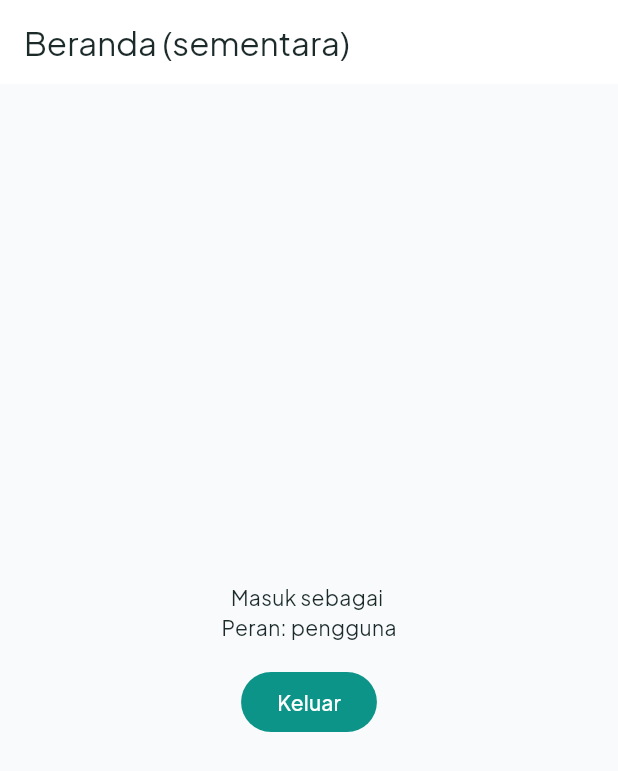
After one commit to cntoaprilhalawa-tech/pinangmate, a Flutter app: the screen it shows once a user with an empty profile is signed in, after a tap on "Keluar", on a phone screen of 412 x 824 dp. The commit adds this screen. Shown: the top 771 px of the screen. Run offline on Flutter 3.47's test engine with Material 3 defaults, Android fonts, the phone set to English and light mode, and no system bars; our stand-ins replace cloud_firestore, firebase_auth, firebase_core, go_router, google_fonts; accounts and stored records are empty.

Commit message:
auth: login, daftar, reset kata sandi, validasi form

```diff
--- a/lib/app/router.dart
+++ b/lib/app/router.dart
@@ -1,5 +1,9 @@
 import 'package:flutter/material.dart';
 import 'package:go_router/go_router.dart';
+
+import '../ui/auth/auth_view_model.dart';
+import '../ui/auth/login_page.dart';
+import '../ui/home/home_temp_page.dart';
 
 class PlaceholderPage extends StatelessWidget {
   final String title;
@@ -12,19 +16,58 @@ class PlaceholderPage extends StatelessWidget {
       );
 }
 
-final appRouter = GoRouter(
-  initialLocation: '/login',
-  routes: [
-    GoRoute(path: '/login', builder: (c, s) => const PlaceholderPage('Login / Registrasi')),
-    GoRoute(path: '/', builder: (c, s) => const PlaceholderPage('Beranda')),
-    GoRoute(path: '/kategori/:jenis', builder: (c, s) => PlaceholderPage('Daftar ${s.pathParameters['jenis']}')),
-    GoRoute(path: '/item/:id', builder: (c, s) => PlaceholderPage('Detail ${s.pathParameters['id']}')),
-    GoRoute(path: '/beri-nilai/:id', builder: (c, s) => const PlaceholderPage('Beri Nilai')),
-    GoRoute(path: '/rencana', builder: (c, s) => const PlaceholderPage('Form Paket Rencana')),
-    GoRoute(path: '/rencana/hasil', builder: (c, s) => const PlaceholderPage('Hasil Itinerary')),
-    GoRoute(path: '/wishlist', builder: (c, s) => const PlaceholderPage('Wishlist')),
-    GoRoute(path: '/akun', builder: (c, s) => const PlaceholderPage('Akun')),
-    GoRoute(path: '/admin', builder: (c, s) => const PlaceholderPage('Admin')),
-    GoRoute(path: '/admin/form', builder: (c, s) => const PlaceholderPage('Form Admin')),
-  ],
-);
+GoRouter createRouter(AuthViewModel auth) {
+  return GoRouter(
+    initialLocation: '/splash',
+    refreshListenable: auth,
+    redirect: (context, state) {
+      final loc = state.matchedLocation;
+      // Tunggu status login pertama diketahui.
+      if (!auth.ready) return loc == '/splash' ? null : '/splash';
+      if (loc == '/splash') return auth.loggedIn ? '/' : '/login';
+      if (auth.loggedIn && loc == '/login') return '/';
+      // Sementara: beranda hanya untuk yang login. Nanti tamu boleh masuk.
+      if (!auth.loggedIn && loc == '/') return '/login';
+      return null;
+    },
+    routes: [
+      GoRoute(
+        path: '/splash',
+        builder: (c, s) =>
+            const Scaffold(body: Center(child: CircularProgressIndicator())),
+      ),
+      GoRoute(path: '/login', builder: (c, s) => const LoginPage()),
+      GoRoute(path: '/', builder: (c, s) => const HomeTempPage()),
+      GoRoute(
+        path: '/kategori/:jenis',
+        builder: (c, s) => PlaceholderPage('Daftar ${s.pathParameters['jenis']}'),
+      ),
+      GoRoute(
+        path: '/item/:id',
+        builder: (c, s) => PlaceholderPage('Detail ${s.pathParameters['id']}'),
+      ),
+      GoRoute(
+        path: '/beri-nilai/:id',
+        builder: (c, s) => const PlaceholderPage('Beri Nilai'),
+      ),
+      GoRoute(
+        path: '/rencana',
+        builder: (c, s) => const PlaceholderPage('Form Paket Rencana'),
+      ),
+      GoRoute(
+        path: '/rencana/hasil',
+        builder: (c, s) => const PlaceholderPage('Hasil Itinerary'),
+      ),
+      GoRoute(
+        path: '/wishlist',
+        builder: (c, s) => const PlaceholderPage('Wishlist'),
+      ),
+      GoRoute(path: '/akun', builder: (c, s) => const PlaceholderPage('Akun')),
+      GoRoute(path: '/admin', builder: (c, s) => const PlaceholderPage('Admin')),
+      GoRoute(
+        path: '/admin/form',
+        builder: (c, s) => const PlaceholderPage('Form Admin'),
+      ),
+    ],
+  );
+}
--- /dev/null
+++ b/lib/data/repositories/auth_repository.dart
@@ -0,0 +1,45 @@
+import 'package:cloud_firestore/cloud_firestore.dart';
+import 'package:firebase_auth/firebase_auth.dart';
+
+class AuthRepository {
+  AuthRepository({FirebaseAuth? auth, FirebaseFirestore? db})
+      : _auth = auth ?? FirebaseAuth.instance,
+        _db = db ?? FirebaseFirestore.instance;
+
+  final FirebaseAuth _auth;
+  final FirebaseFirestore _db;
+
+  Stream<User?> get authChanges => _auth.authStateChanges();
+  User? get currentUser => _auth.currentUser;
+
+  Future<void> register({
+    required String nama,
+    required String email,
+    required String password,
+  }) async {
+    final cred = await _auth.createUserWithEmailAndPassword(
+      email: email,
+      password: password,
+    );
+    await cred.user!.updateDisplayName(nama);
+    await _db.collection('users').doc(cred.user!.uid).set({
+      'nama': nama,
+      'email': email,
+      'role': 'user',
+      'createdAt': FieldValue.serverTimestamp(),
+    });
+  }
+
+  Future<void> login({required String email, required String password}) =>
+      _auth.signInWithEmailAndPassword(email: email, password: password);
+
+  Future<void> resetPassword(String email) =>
+      _auth.sendPasswordResetEmail(email: email);
+
+  Future<void> logout() => _auth.signOut();
+
+  Future<bool> isAdmin(String uid) async {
+    final doc = await _db.collection('users').doc(uid).get();
+    return doc.data()?['role'] == 'admin';
+  }
+}
--- a/lib/main.dart
+++ b/lib/main.dart
@@ -1,7 +1,12 @@
 import 'package:firebase_core/firebase_core.dart';
 import 'package:flutter/material.dart';
+import 'package:go_router/go_router.dart';
+import 'package:provider/provider.dart';
+
 import 'app/router.dart';
+import 'data/repositories/auth_repository.dart';
 import 'firebase_options.dart';
+import 'ui/auth/auth_view_model.dart';
 import 'ui/core/app_theme.dart';
 
 Future<void> main() async {
@@ -9,11 +14,25 @@ Future<void> main() async {
   await Firebase.initializeApp(
     options: DefaultFirebaseOptions.currentPlatform,
   );
-  runApp(const PinangMateApp());
+
+  final authRepo = AuthRepository();
+  final authVm = AuthViewModel(authRepo);
+
+  runApp(
+    MultiProvider(
+      providers: [
+        Provider<AuthRepository>.value(value: authRepo),
+        ChangeNotifierProvider<AuthViewModel>.value(value: authVm),
+      ],
+      child: PinangMateApp(router: createRouter(authVm)),
+    ),
+  );
 }
 
 class PinangMateApp extends StatelessWidget {
-  const PinangMateApp({super.key});
+  const PinangMateApp({super.key, required this.router});
+
+  final GoRouter router;
 
   @override
   Widget build(BuildContext context) {
@@ -22,7 +41,7 @@ class PinangMateApp extends StatelessWidget {
       theme: AppTheme.light,
       darkTheme: AppTheme.dark,
       themeMode: ThemeMode.system,
-      routerConfig: appRouter,
+      routerConfig: router,
     );
   }
 }
--- /dev/null
+++ b/lib/ui/auth/auth_view_model.dart
@@ -0,0 +1,104 @@
+import 'dart:async';
+
+import 'package:firebase_auth/firebase_auth.dart';
+import 'package:flutter/foundation.dart';
+
+import '../../data/repositories/auth_repository.dart';
+
+enum AuthStatus { idle, loading, error }
+
+class AuthViewModel extends ChangeNotifier {
+  AuthViewModel(this._repo) {
+    _sub = _repo.authChanges.listen(_onAuthChanged);
+  }
+
+  final AuthRepository _repo;
+  StreamSubscription<User?>? _sub;
+
+  User? user;
+  bool isAdmin = false;
+  bool ready = false; // true setelah status login pertama diketahui
+  AuthStatus status = AuthStatus.idle;
+  String? error;
+
+  bool get loggedIn => user != null;
+  bool get loading => status == AuthStatus.loading;
+
+  Future<void> _onAuthChanged(User? u) async {
+    user = u;
+    isAdmin = false;
+    if (u != null) {
+      try {
+        isAdmin = await _repo.isAdmin(u.uid);
+      } catch (_) {
+        isAdmin = false;
+      }
+    }
+    ready = true;
+    notifyListeners();
+  }
+
+  Future<bool> login(String email, String password) =>
+      _run(() => _repo.login(email: email, password: password));
+
+  Future<bool> register(String nama, String email, String password) => _run(
+        () => _repo.register(nama: nama, email: email, password: password),
+      );
+
+  Future<bool> resetPassword(String email) =>
+      _run(() => _repo.resetPassword(email));
+
+  Future<void> logout() => _repo.logout();
+
+  void clearError() {
+    error = null;
+    status = AuthStatus.idle;
+    notifyListeners();
+  }
+
+  Future<bool> _run(Future<void> Function() action) async {
+    status = AuthStatus.loading;
+    error = null;
+    notifyListeners();
+    try {
+      await action();
+      status = AuthStatus.idle;
+      notifyListeners();
+      return true;
+    } on FirebaseAuthException catch (e) {
+      error = _pesan(e.code);
+    } catch (_) {
+      error = 'Terjadi kesalahan, coba lagi.';
+    }
+    status = AuthStatus.error;
+    notifyListeners();
+    return false;
+  }
+
+  String _pesan(String code) {
+    switch (code) {
+      case 'invalid-email':
+        return 'Format email tidak valid.';
+      case 'user-not-found':
+      case 'wrong-password':
+      case 'invalid-credential':
+        return 'Email atau kata sandi salah.';
+      case 'email-already-in-use':
+        return 'Email sudah terdaftar.';
+      case 'weak-password':
+        return 'Kata sandi terlalu lemah (minimal 6 karakter).';
+      case 'network-request-failed':
+        return 'Tidak ada koneksi internet.';
+      case 'too-many-requests':
+        return 'Terlalu banyak percobaan, coba lagi nanti.';
+      default:
+        return 'Terjadi kesalahan, coba lagi.';
+    }
+  }
+
+  @override
+  void dispose() {
+    _sub?.cancel();
+    super.dispose();
+  }
+}
--- /dev/null
+++ b/lib/ui/auth/login_page.dart
@@ -0,0 +1,357 @@
+import 'package:flutter/material.dart';
+import 'package:provider/provider.dart';
+
+import 'auth_view_model.dart';
+
+final _emailRe = RegExp(r'^[^@\s]+@[^@\s]+\.[^@\s]+$');
+
+String? _validateEmail(String? v) {
+  final s = v?.trim() ?? '';
+  if (s.isEmpty) return 'Email wajib diisi';
+  if (!_emailRe.hasMatch(s)) return 'Format email tidak valid';
+  return null;
+}
+
+String? _validatePassword(String? v) {
+  if (v == null || v.isEmpty) return 'Kata sandi wajib diisi';
+  if (v.length < 6) return 'Minimal 6 karakter';
+  return null;
+}
+
+class LoginPage extends StatelessWidget {
+  const LoginPage({super.key});
+
+  @override
+  Widget build(BuildContext context) {
+    final cs = Theme.of(context).colorScheme;
+    return DefaultTabController(
+      length: 2,
+      child: Scaffold(
+        body: SafeArea(
+          child: Center(
+            child: ConstrainedBox(
+              constraints: const BoxConstraints(maxWidth: 420),
+              child: Column(
+                children: [
+                  const SizedBox(height: 32),
+                  Text(
+                    'PinangMate',
+                    style: Theme.of(context).textTheme.headlineMedium?.copyWith(
+                          fontWeight: FontWeight.w800,
+                          color: cs.primary,
+                        ),
+                  ),
+                  const SizedBox(height: 24),
+                  TabBar(
+                    onTap: (_) => context.read<AuthViewModel>().clearError(),
+                    tabs: const [Tab(text: 'Masuk'), Tab(text: 'Daftar')],
+                  ),
+                  const Expanded(
+                    child: TabBarView(children: [_LoginForm(), _RegisterForm()]),
+                  ),
+                ],
+              ),
+            ),
+          ),
+        ),
+      ),
+    );
+  }
+}
+
+class _LoginForm extends StatefulWidget {
+  const _LoginForm();
+
+  @override
+  State<_LoginForm> createState() => _LoginFormState();
+}
+
+class _LoginFormState extends State<_LoginForm> {
+  final _key = GlobalKey<FormState>();
+  final _email = TextEditingController();
+  final _password = TextEditingController();
+  bool _hide = true;
+
+  @override
+  void dispose() {
+    _email.dispose();
+    _password.dispose();
+    super.dispose();
+  }
+
+  Future<void> _submit() async {
+    if (!_key.currentState!.validate()) return;
+    await context
+        .read<AuthViewModel>()
+        .login(_email.text.trim(), _password.text);
+  }
+
+  @override
+  Widget build(BuildContext context) {
+    final vm = context.watch<AuthViewModel>();
+    return ListView(
+      padding: const EdgeInsets.all(24),
+      children: [
+        Form(
+          key: _key,
+          child: Column(
+            children: [
+              TextFormField(
+                controller: _email,
+                keyboardType: TextInputType.emailAddress,
+                autofillHints: const [AutofillHints.email],
+                textInputAction: TextInputAction.next,
+                decoration: const InputDecoration(
+                  labelText: 'Email',
+                  prefixIcon: Icon(Icons.mail_outline),
+                  border: OutlineInputBorder(),
+                ),
+                validator: _validateEmail,
+              ),
+              const SizedBox(height: 16),
+              TextFormField(
+                controller: _password,
+                obscureText: _hide,
+                autofillHints: const [AutofillHints.password],
+                textInputAction: TextInputAction.done,
+                onFieldSubmitted: (_) => _submit(),
+                decoration: InputDecoration(
+                  labelText: 'Kata sandi',
+                  prefixIcon: const Icon(Icons.lock_outline),
+                  border: const OutlineInputBorder(),
+                  suffixIcon: IconButton(
+                    tooltip: _hide
+                        ? 'Tampilkan kata sandi'
+                        : 'Sembunyikan kata sandi',
+                    icon: Icon(_hide
+                        ? Icons.visibility_outlined
+                        : Icons.visibility_off_outlined),
+                    onPressed: () => setState(() => _hide = !_hide),
+                  ),
+                ),
+                validator: _validatePassword,
+              ),
+            ],
+          ),
+        ),
+        Align(
+          alignment: Alignment.centerRight,
+          child: TextButton(
+            onPressed: () => _showResetDialog(context, _email.text),
+            child: const Text('Lupa kata sandi?'),
+          ),
+        ),
+        if (vm.error != null) _ErrorBanner(vm.error!),
+        const SizedBox(height: 8),
+        FilledButton(
+          onPressed: vm.loading ? null : _submit,
+          child: vm.loading
+              ? const SizedBox(
+                  height: 20,
+                  width: 20,
+                  child: CircularProgressIndicator(strokeWidth: 2),
+                )
+              : const Text('Masuk'),
+        ),
+      ],
+    );
+  }
+}
+
+class _RegisterForm extends StatefulWidget {
+  const _RegisterForm();
+
+  @override
+  State<_RegisterForm> createState() => _RegisterFormState();
+}
+
+class _RegisterFormState extends State<_RegisterForm> {
+  final _key = GlobalKey<FormState>();
+  final _nama = TextEditingController();
+  final _email = TextEditingController();
+  final _password = TextEditingController();
+  final _confirm = TextEditingController();
+  bool _hide = true;
+
+  @override
+  void dispose() {
+    _nama.dispose();
+    _email.dispose();
+    _password.dispose();
+    _confirm.dispose();
+    super.dispose();
+  }
+
+  Future<void> _submit() async {
+    if (!_key.currentState!.validate()) return;
+    await context.read<AuthViewModel>().register(
+          _nama.text.trim(),
+          _email.text.trim(),
+          _password.text,
+        );
+  }
+
+  @override
+  Widget build(BuildContext context) {
+    final vm = context.watch<AuthViewModel>();
+    return ListView(
+      padding: const EdgeInsets.all(24),
+      children: [
+        Form(
+          key: _key,
+          child: Column(
+            children: [
+              TextFormField(
+                controller: _nama,
+                textCapitalization: TextCapitalization.words,
+                autofillHints: const [AutofillHints.name],
+                textInputAction: TextInputAction.next,
+                decoration: const InputDecoration(
+                  labelText: 'Nama',
+                  prefixIcon: Icon(Icons.person_outline),
+                  border: OutlineInputBorder(),
+                ),
+                validator: (v) => (v == null || v.trim().length < 2)
+                    ? 'Nama minimal 2 huruf'
+                    : null,
+              ),
+              const SizedBox(height: 16),
+              TextFormField(
+                controller: _email,
+                keyboardType: TextInputType.emailAddress,
+                autofillHints: const [AutofillHints.email],
+                textInputAction: TextInputAction.next,
+                decoration: const InputDecoration(
+                  labelText: 'Email',
+                  prefixIcon: Icon(Icons.mail_outline),
+                  border: OutlineInputBorder(),
+                ),
+                validator: _validateEmail,
+              ),
+              const SizedBox(height: 16),
+              TextFormField(
+                controller: _password,
+                obscureText: _hide,
+                autofillHints: const [AutofillHints.newPassword],
+                textInputAction: TextInputAction.next,
+                decoration: InputDecoration(
+                  labelText: 'Kata sandi',
+                  prefixIcon: const Icon(Icons.lock_outline),
+                  border: const OutlineInputBorder(),
+                  suffixIcon: IconButton(
+                    tooltip: _hide
+                        ? 'Tampilkan kata sandi'
+                        : 'Sembunyikan kata sandi',
+                    icon: Icon(_hide
+                        ? Icons.visibility_outlined
+                        : Icons.visibility_off_outlined),
+                    onPressed: () => setState(() => _hide = !_hide),
+                  ),
+                ),
+                validator: _validatePassword,
+              ),
+              const SizedBox(height: 16),
+              TextFormField(
+                controller: _confirm,
+                obscureText: _hide,
+                textInputAction: TextInputAction.done,
+                onFieldSubmitted: (_) => _submit(),
+                decoration: const InputDecoration(
+                  labelText: 'Ulangi kata sandi',
+                  prefixIcon: Icon(Icons.lock_outline),
+                  border: OutlineInputBorder(),
+                ),
+                validator: (v) =>
+                    v != _password.text ? 'Kata sandi tidak sama' : null,
+              ),
+            ],
+          ),
+        ),
+        if (vm.error != null) _ErrorBanner(vm.error!),
+        const SizedBox(height: 16),
+        FilledButton(
+          onPressed: vm.loading ? null : _submit,
+          child: vm.loading
+              ? const SizedBox(
+                  height: 20,
+                  width: 20,
+                  child: CircularProgressIndicator(strokeWidth: 2),
+                )
+              : const Text('Daftar'),
+        ),
+      ],
+    );
+  }
+}
+
+class _ErrorBanner extends StatelessWidget {
+  const _ErrorBanner(this.message);
+  final String message;
+
+  @override
+  Widget build(BuildContext context) {
+    final cs = Theme.of(context).colorScheme;
+    return Container(
+      margin: const EdgeInsets.only(top: 8),
+      padding: const EdgeInsets.all(12),
+      decoration: BoxDecoration(
+        color: cs.error.withValues(alpha: 0.12),
+        borderRadius: BorderRadius.circular(8),
+      ),
+      child: Row(
+        children: [
+          Icon(Icons.error_outline, color: cs.error),
+          const SizedBox(width: 8),
+          Expanded(child: Text(message, style: TextStyle(color: cs.error))),
+        ],
+      ),
+    );
+  }
+}
+
+Future<void> _showResetDialog(BuildContext context, String initialEmail) async {
+  final controller = TextEditingController(text: initialEmail.trim());
+  final formKey = GlobalKey<FormState>();
+  final vm = context.read<AuthViewModel>();
+  final messenger = ScaffoldMessenger.of(context);
+
+  final send = await showDialog<bool>(
+    context: context,
+    builder: (ctx) => AlertDialog(
+      title: const Text('Reset kata sandi'),
+      content: Form(
+        key: formKey,
+        child: TextFormField(
+          controller: controller,
+          keyboardType: TextInputType.emailAddress,
+          decoration: const InputDecoration(labelText: 'Email'),
+          validator: _validateEmail,
+        ),
+      ),
+      actions: [
+        TextButton(
+          onPressed: () => Navigator.pop(ctx, false),
+          child: const Text('Batal'),
+        ),
+        FilledButton(
+          onPressed: () {
+            if (formKey.currentState!.validate()) Navigator.pop(ctx, true);
+          },
+          child: const Text('Kirim'),
+        ),
+      ],
+    ),
+  );
+
+  if (send != true) return;
+  final ok = await vm.resetPassword(controller.text.trim());
+  messenger.showSnackBar(
+    SnackBar(
+      content: Text(
+        ok
+            ? 'Jika email terdaftar, tautan reset sudah dikirim.'
+            : (vm.error ?? 'Gagal mengirim tautan reset.'),
+      ),
+    ),
+  );
+}
--- /dev/null
+++ b/lib/ui/home/home_temp_page.dart
@@ -0,0 +1,27 @@
+import 'package:flutter/material.dart';
+import 'package:provider/provider.dart';
+
+import '../auth/auth_view_model.dart';
+
+class HomeTempPage extends StatelessWidget {
+  const HomeTempPage({super.key});
+
+  @override
+  Widget build(BuildContext context) {
+    final vm = context.watch<AuthViewModel>();
+    return Scaffold(
+      appBar: AppBar(title: const Text('Beranda (sementara)')),
+      body: Center(
+        child: Column(
+          mainAxisSize: MainAxisSize.min,
+          children: [
+            Text('Masuk sebagai ${vm.user?.email ?? '-'}'),
+            Text(vm.isAdmin ? 'Peran: admin' : 'Peran: pengguna'),
+            const SizedBox(height: 16),
+            FilledButton(onPressed: vm.logout, child: const Text('Keluar')),
+          ],
+        ),
+      ),
+    );
+  }
+}
```
